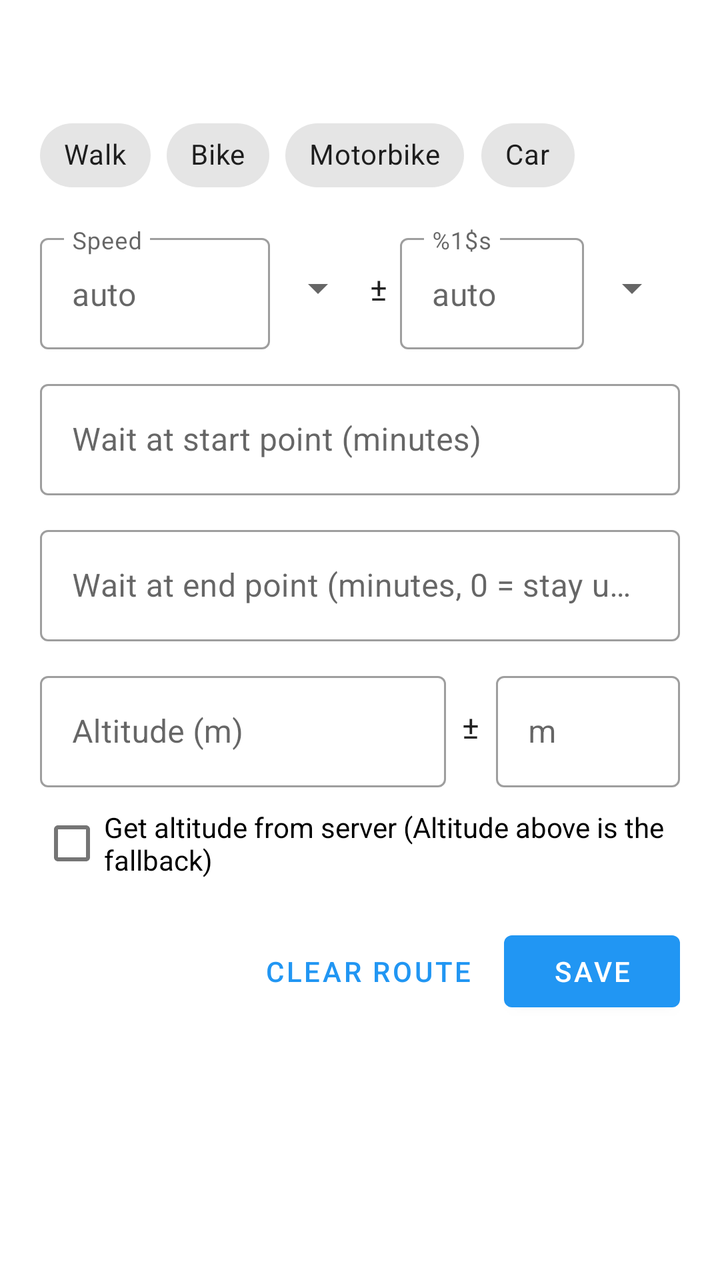
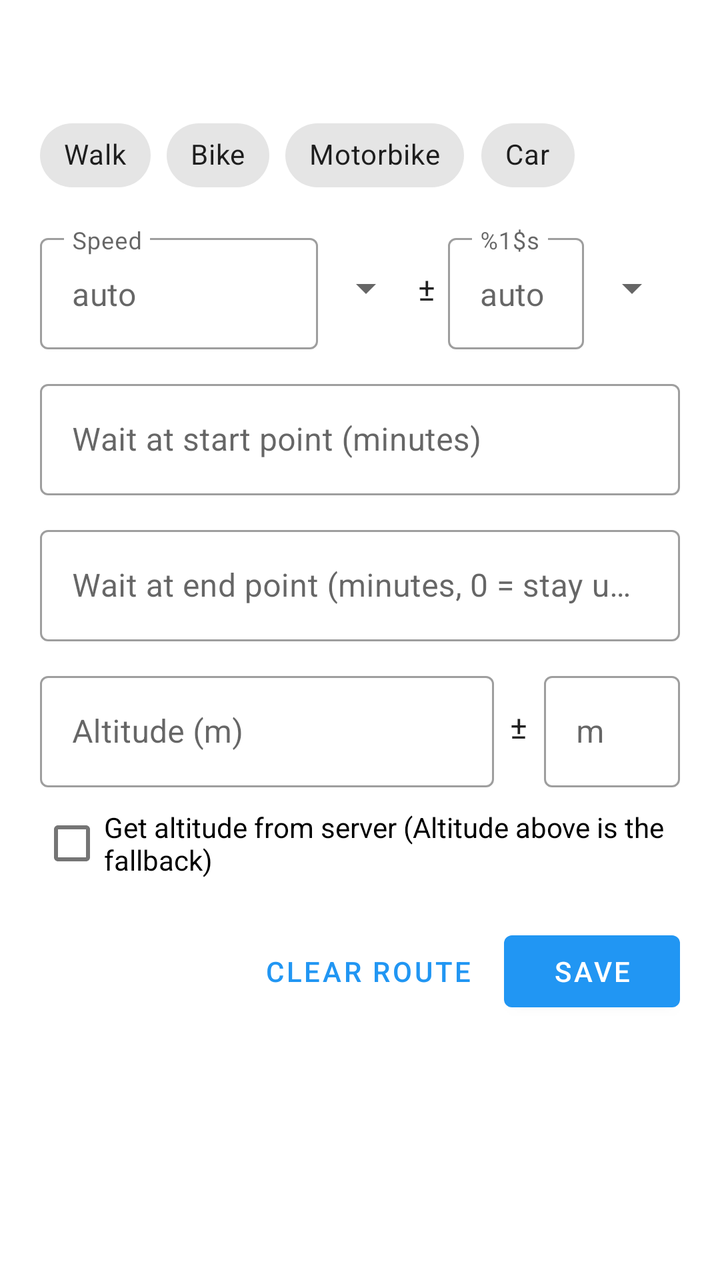

The first picture is an Android layout as it rendered before a commit; the second is the same layout after the commit. The layout source and the unified diff follow.
<!-- AndroidManifest.xml: application theme Theme.SetLoc -->
<!-- res/layout/route_options.xml -->
<?xml version="1.0" encoding="utf-8"?>
<androidx.core.widget.NestedScrollView xmlns:android="http://schemas.android.com/apk/res/android"
    xmlns:app="http://schemas.android.com/apk/res-auto"
    android:layout_width="match_parent"
    android:layout_height="wrap_content">

<LinearLayout
    android:layout_width="match_parent"
    android:layout_height="wrap_content"
    android:orientation="vertical"
    android:paddingStart="20dp"
    android:paddingTop="20dp"
    android:paddingEnd="20dp"
    android:paddingBottom="16dp">

    <TextView
        android:id="@+id/route_summary"
        android:layout_width="match_parent"
        android:layout_height="wrap_content"
        android:textAppearance="?attr/textAppearanceSubtitle1"
        android:textStyle="bold" />

    <com.google.android.material.chip.ChipGroup
        android:id="@+id/route_mode"
        android:layout_width="match_parent"
        android:layout_height="wrap_content"
        android:layout_marginTop="12dp"
        app:selectionRequired="true"
        app:singleSelection="true">

        <com.google.android.material.chip.Chip
            android:id="@+id/mode_walk"
            style="@style/Widget.MaterialComponents.Chip.Choice"
            android:layout_width="wrap_content"
            android:layout_height="wrap_content"
            android:text="@string/mode_walk" />

        <com.google.android.material.chip.Chip
            android:id="@+id/mode_bike"
            style="@style/Widget.MaterialComponents.Chip.Choice"
            android:layout_width="wrap_content"
            android:layout_height="wrap_content"
            android:text="@string/mode_bike" />

        <com.google.android.material.chip.Chip
            android:id="@+id/mode_motor"
            style="@style/Widget.MaterialComponents.Chip.Choice"
            android:layout_width="wrap_content"
            android:layout_height="wrap_content"
            android:text="@string/mode_motor" />

        <com.google.android.material.chip.Chip
            android:id="@+id/mode_car"
            style="@style/Widget.MaterialComponents.Chip.Choice"
            android:layout_width="wrap_content"
            android:layout_height="wrap_content"
            android:text="@string/mode_car" />
    </com.google.android.material.chip.ChipGroup>

    
    <LinearLayout
        android:layout_width="match_parent"
        android:layout_height="wrap_content"
        android:layout_marginTop="12dp"
        android:gravity="center_vertical"
        android:orientation="horizontal">

        <com.google.android.material.textfield.TextInputLayout
            android:id="@+id/route_speed_layout"
            style="@style/Widget.MaterialComponents.TextInputLayout.OutlinedBox"
            android:layout_width="0dp"
            android:layout_height="wrap_content"
            android:layout_weight="1"
            android:hint="@string/route_speed"
            app:expandedHintEnabled="false"
            app:placeholderText="@string/route_auto">

            <com.google.android.material.textfield.TextInputEditText
                android:id="@+id/route_speed"
                android:layout_width="match_parent"
                android:layout_height="wrap_content"
                android:inputType="numberDecimal"
                android:maxLength="5" />
        </com.google.android.material.textfield.TextInputLayout>

        
        <Spinner
            android:id="@+id/route_speed_unit"
            android:layout_width="wrap_content"
            android:layout_height="wrap_content" />

        <TextView
            android:layout_width="wrap_content"
            android:layout_height="wrap_content"
            android:layout_marginStart="2dp"
            android:layout_marginEnd="6dp"
            android:text="±"
            android:textAppearance="?attr/textAppearanceSubtitle1" />

        <com.google.android.material.textfield.TextInputLayout
            android:id="@+id/route_speed_var_layout"
            style="@style/Widget.MaterialComponents.TextInputLayout.OutlinedBox"
            android:layout_width="@dimen/route_var_box_width"
            android:layout_height="wrap_content"
            android:hint="@string/route_var_label"
            app:expandedHintEnabled="false"
            app:placeholderText="@string/route_auto">

            <com.google.android.material.textfield.TextInputEditText
                android:id="@+id/route_speed_var"
                android:layout_width="match_parent"
                android:layout_height="wrap_content"
                android:inputType="numberDecimal"
                android:maxLength="5" />
        </com.google.android.material.textfield.TextInputLayout>

        
        <Spinner
            android:id="@+id/route_speed_var_unit"
            android:layout_width="wrap_content"
            android:layout_height="wrap_content" />
    </LinearLayout>

    <com.google.android.material.textfield.TextInputLayout
        style="@style/Widget.MaterialComponents.TextInputLayout.OutlinedBox"
        android:layout_width="match_parent"
        android:layout_height="wrap_content"
        android:layout_marginTop="12dp"
        android:hint="@string/route_wait_start">

        <com.google.android.material.textfield.TextInputEditText
            android:id="@+id/route_wait"
            android:layout_width="match_parent"
            android:layout_height="wrap_content"
            android:inputType="numberDecimal"
            android:maxLength="5" />
    </com.google.android.material.textfield.TextInputLayout>

    <com.google.android.material.textfield.TextInputLayout
        style="@style/Widget.MaterialComponents.TextInputLayout.OutlinedBox"
        android:layout_width="match_parent"
        android:layout_height="wrap_content"
        android:layout_marginTop="12dp"
        android:hint="@string/route_wait_end">

        <com.google.android.material.textfield.TextInputEditText
            android:id="@+id/route_wait_end"
            android:layout_width="match_parent"
            android:layout_height="wrap_content"
            android:inputType="numberDecimal"
            android:maxLength="5" />
    </com.google.android.material.textfield.TextInputLayout>

    <LinearLayout
        android:layout_width="match_parent"
        android:layout_height="wrap_content"
        android:layout_marginTop="12dp"
        android:orientation="horizontal">

        <com.google.android.material.textfield.TextInputLayout
            style="@style/Widget.MaterialComponents.TextInputLayout.OutlinedBox"
            android:layout_width="0dp"
            android:layout_height="wrap_content"
            android:layout_weight="1"
            android:hint="@string/route_altitude">

            <com.google.android.material.textfield.TextInputEditText
                android:id="@+id/route_altitude"
                android:layout_width="match_parent"
                android:layout_height="wrap_content"
                android:inputType="numberDecimal|numberSigned"
                android:maxLength="7" />
        </com.google.android.material.textfield.TextInputLayout>

        <TextView
            android:layout_width="wrap_content"
            android:layout_height="wrap_content"
            android:layout_gravity="center_vertical"
            android:layout_marginStart="8dp"
            android:layout_marginEnd="8dp"
            android:text="±"
            android:textAppearance="?attr/textAppearanceSubtitle1" />

        <com.google.android.material.textfield.TextInputLayout
            style="@style/Widget.MaterialComponents.TextInputLayout.OutlinedBox"
            android:layout_width="@dimen/route_var_box_width"
            android:layout_height="wrap_content"
            android:hint="@string/route_altitude_var">

            <com.google.android.material.textfield.TextInputEditText
                android:id="@+id/route_altitude_var"
                android:layout_width="match_parent"
                android:layout_height="wrap_content"
                android:inputType="numberDecimal"
                android:maxLength="5" />
        </com.google.android.material.textfield.TextInputLayout>
    </LinearLayout>

    <com.google.android.material.checkbox.MaterialCheckBox
        android:id="@+id/route_altitude_server"
        android:layout_width="match_parent"
        android:layout_height="wrap_content"
        android:layout_marginTop="4dp"
        android:text="@string/route_altitude_server" />

    <LinearLayout
        android:layout_width="match_parent"
        android:layout_height="wrap_content"
        android:layout_marginTop="16dp"
        android:gravity="end"
        android:orientation="horizontal">

        <com.google.android.material.button.MaterialButton
            android:id="@+id/route_clear"
            style="@style/Widget.MaterialComponents.Button.TextButton"
            android:layout_width="wrap_content"
            android:layout_height="wrap_content"
            android:text="@string/route_clear" />

        <com.google.android.material.button.MaterialButton
            android:id="@+id/route_save"
            android:layout_width="wrap_content"
            android:layout_height="wrap_content"
            android:layout_marginStart="8dp"
            android:text="@string/route_save" />
    </LinearLayout>
</LinearLayout>
</androidx.core.widget.NestedScrollView>
<!-- resources referenced by this layout -->
<resources>
  <dimen name="route_var_box_width">92dp</dimen>
  <string name="mode_bike">Bike</string>
  <string name="mode_car">Car</string>
  <string name="mode_motor">Motorbike</string>
  <string name="mode_walk">Walk</string>
  <string name="route_altitude">Altitude (m)</string>
  <string name="route_altitude_server">Get altitude from server (Altitude above is the fallback)</string>
  <string name="route_altitude_var">m</string>
  <string name="route_auto">auto</string>
  <string name="route_clear">Clear route</string>
  <string name="route_save">Save</string>
  <string name="route_speed">Speed</string>
  <string name="route_var_label">%1$s</string>
  <string name="route_wait_end">Wait at end point (minutes, 0 = stay until Stop)</string>
  <string name="route_wait_start">Wait at start point (minutes)</string>
  <style name="Theme.SetLoc" parent="Theme.MaterialComponents.DayNight.NoActionBar">
  
          <item name="colorPrimary">@color/primary</item>
          <item name="colorPrimaryDark">@color/primary_dark</item>
          <item name="colorAccent">@color/accent</item>
          <item name="colorOnPrimary">@color/white</item>
          <item name="android:navigationBarColor">@android:color/transparent</item>
  
      </style>
  <color name="primary">#2196F3</color>
  <color name="primary_dark">#1976D2</color>
  <color name="accent">#FF3F80</color>
  <color name="white">#FFFFFFFF</color>
</resources>

<!-- the commit's change to res/layout/route_options.xml (unified diff, before → after) -->
@@ -71,6 +71,7 @@
             android:layout_width="0dp"
             android:layout_height="wrap_content"
             android:layout_weight="1"
+            android:minWidth="84dp"
             android:hint="@string/route_speed"
             app:expandedHintEnabled="false"
             app:placeholderText="@string/route_auto">
<!-- resource entries referenced after the edit -->
@@ -1,6 +1,6 @@
 <!-- resources referenced by this layout -->
 <resources>
-  <dimen name="route_var_box_width">92dp</dimen>
+  <dimen name="route_var_box_width">68dp</dimen>
   <string name="mode_bike">Bike</string>
   <string name="mode_car">Car</string>
   <string name="mode_motor">Motorbike</string>
